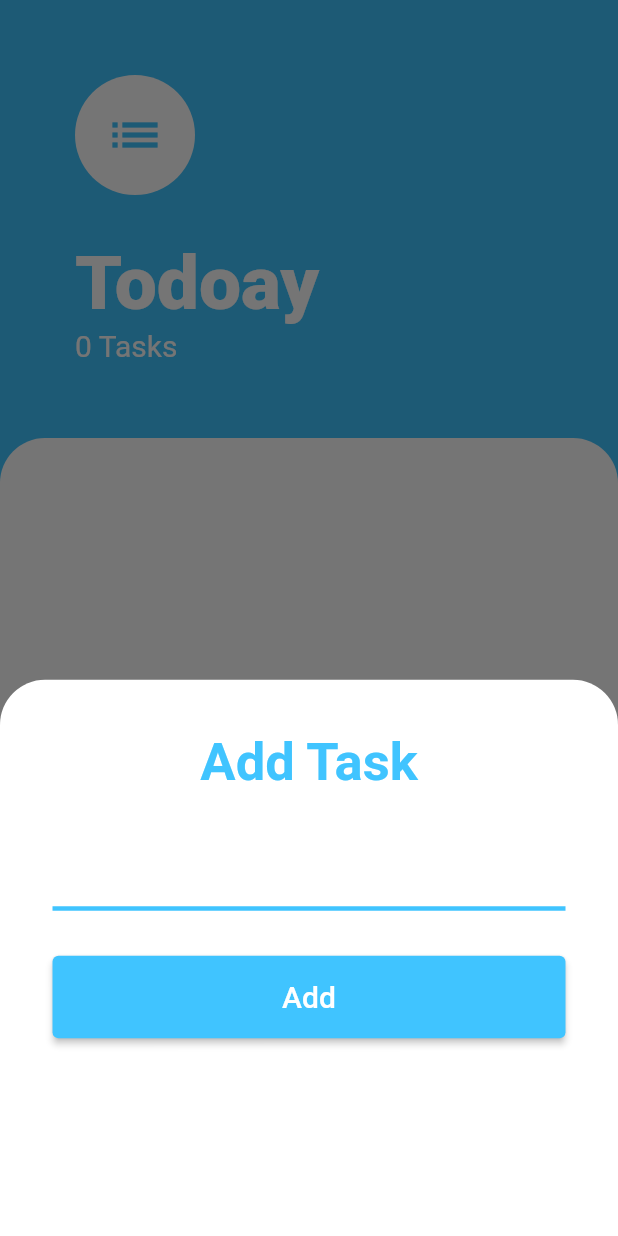
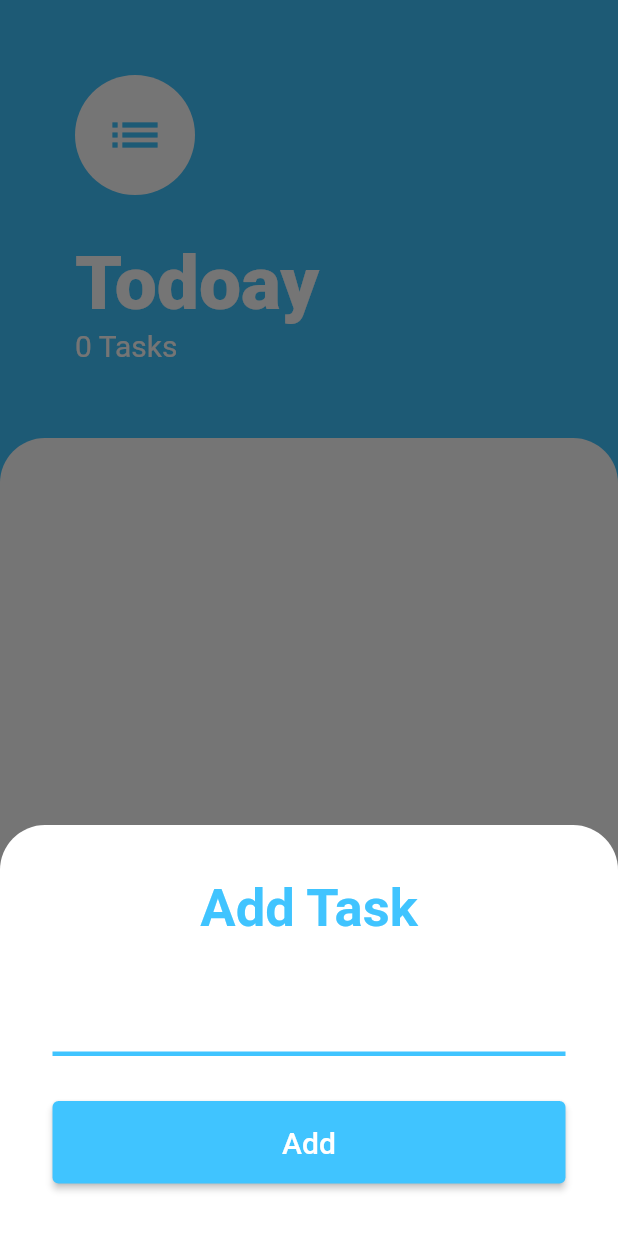
Before and after one commit to betawxy/todoay, a Flutter app: the screen it shows after launch, after a tap on the "add" icon, on a phone screen of 412 x 824 dp. Run offline on Flutter 3.47's test engine with Material 2 defaults, Android fonts, the phone set to English and light mode, and no system bars.

Commit message:
fix keyboard covering issue

```diff
--- a/lib/widgets/add_todo_item.dart
+++ b/lib/widgets/add_todo_item.dart
@@ -16,8 +16,11 @@ class _AddTodoItemButtonState extends State<AddTodoItemButton> {
   var content = '';
 
   Widget buildModal(BuildContext context) {
-    return Container(
-      height: MediaQuery.of(context).size.height * .45,
+    return SingleChildScrollView(
+      child: Container(
+        padding: EdgeInsets.only(
+          bottom: MediaQuery.of(context).viewInsets.bottom,
+        ),
         child: Padding(
           padding: const EdgeInsets.all(35.0),
           child: Column(
@@ -78,6 +81,7 @@ class _AddTodoItemButtonState extends State<AddTodoItemButton> {
           ),
         ),
         decoration: kCurvedTopBoxDecoration,
+      ),
     );
   }
 
@@ -94,6 +98,7 @@ class _AddTodoItemButtonState extends State<AddTodoItemButton> {
           backgroundColor: kMainColor,
           onPressed: () {
             showModalBottomSheet<void>(
+              isScrollControlled: true,
               backgroundColor: Colors.transparent,
               context: context,
               builder: buildModal,
```
Lines whose indentation alone changed are shown as unchanged.
